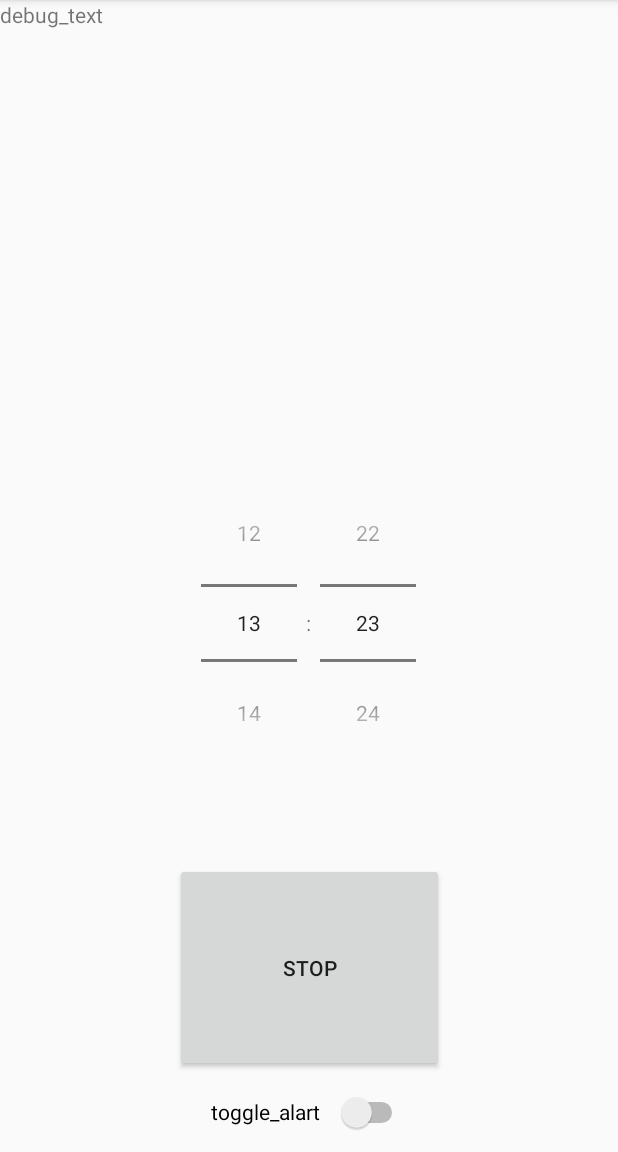
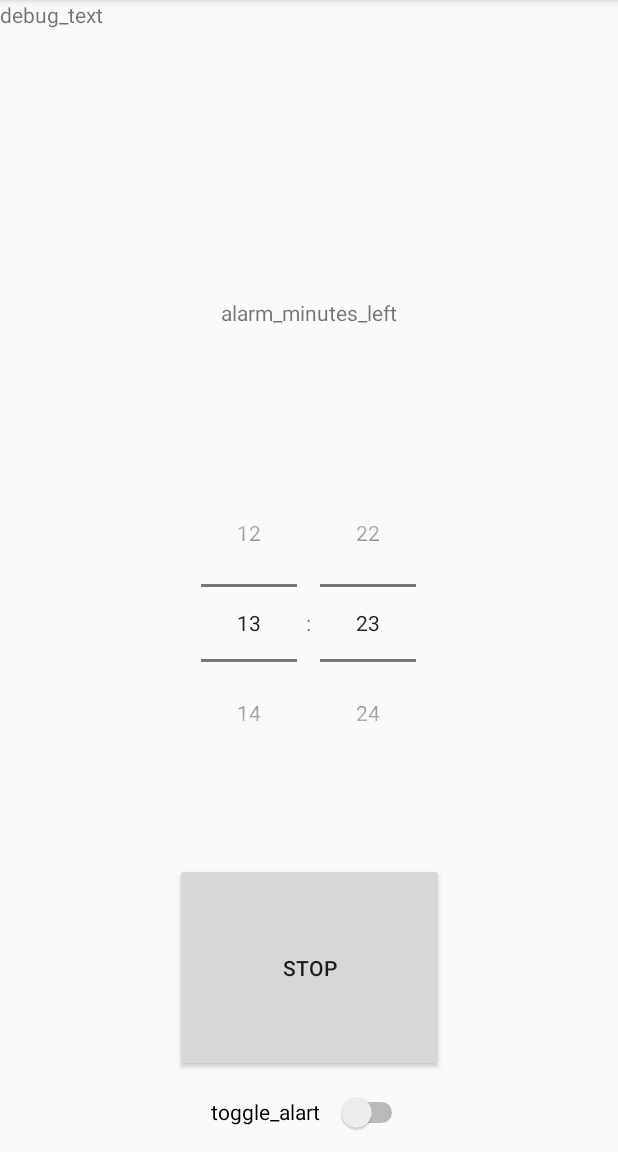
Before and after one commit to sato-rgb/iotAlarmSetter, an Android app: the screen it shows after launch (MainActivity), on a phone screen of 412 x 824 dp, the part 84-1236 px from its top. Run offline under Robolectric (Android 15) with nearby library versions, the phone set to English and light mode, and no system bars; libraries missing offline, so code that uses them is left out: com.github.kittinunf.fuel, com.github.kittinunf.result; 1 statement that could not run was skipped.

Commit message:
add time left(api req change(android8))

```diff
--- a/app/build.gradle
+++ b/app/build.gradle
@@ -9,8 +9,8 @@ android {
     buildToolsVersion "29.0.0"
     defaultConfig {
         applicationId "com.example.iotalarmsetter"
-        minSdkVersion 25
-        targetSdkVersion 29
+        minSdkVersion 28
+        targetSdkVersion 28
         versionCode 1
         versionName "1.0"
         testInstrumentationRunner "androidx.test.runner.AndroidJUnitRunner"
--- a/app/src/main/res/layout/activity_main.xml
+++ b/app/src/main/res/layout/activity_main.xml
@@ -61,4 +61,13 @@
         app:layout_constraintStart_toStartOf="parent"
         app:layout_constraintTop_toBottomOf="@+id/simpleTimePicker" />
 
+    <TextView
+        android:id="@+id/alarm_minutes_left"
+        android:layout_width="wrap_content"
+        android:layout_height="wrap_content"
+        android:text="alarm_minutes_left"
+        app:layout_constraintBottom_toBottomOf="@+id/debug_text"
+        app:layout_constraintEnd_toEndOf="parent"
+        app:layout_constraintStart_toStartOf="parent" />
+
 </androidx.constraintlayout.widget.ConstraintLayout>
```
Also changed, not shown: app/src/main/java/com/example/iotalarmsetter/MainActivity.kt (+35 -7 lines).
